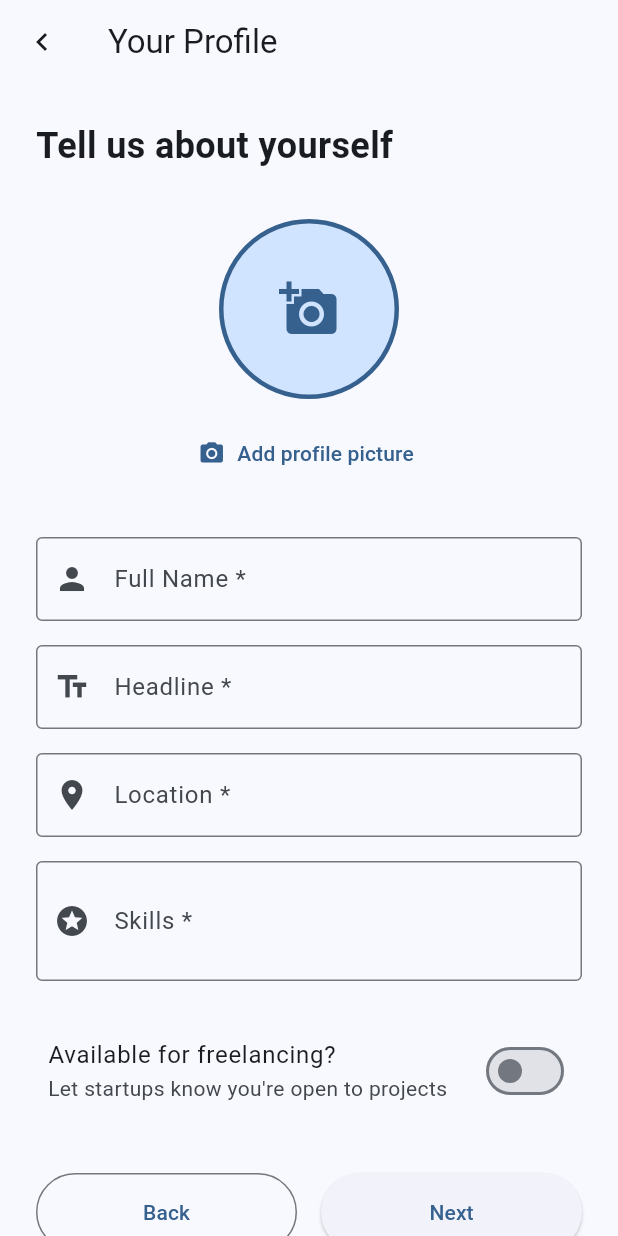
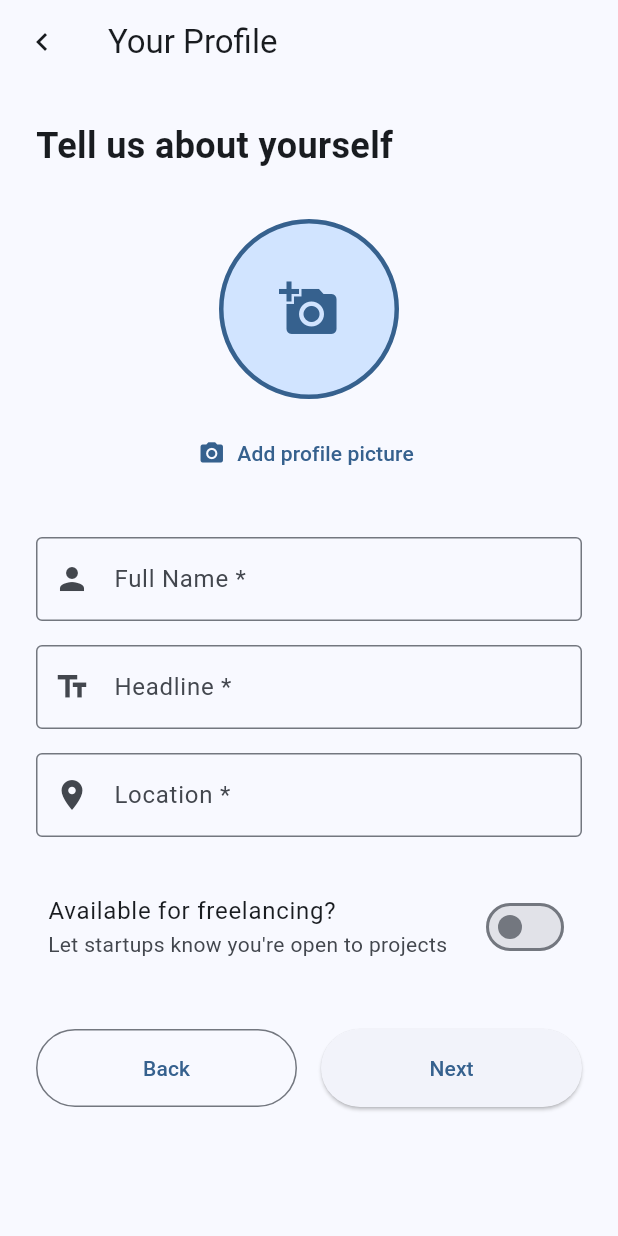
Before and after one commit to plasmidnetwork/startupper, a Flutter app: the CommonOnboardingScreen screen opened by its route, on a phone screen of 412 x 824 dp. Run offline on Flutter 3.47's test engine with Material 3 defaults, Android fonts, the phone set to English and light mode, and no system bars; our stand-ins replace image_picker.

Commit message:
Remove Skills sign-up form.

```diff
--- a/lib/main.dart
+++ b/lib/main.dart
@@ -354,7 +354,6 @@ class _CommonOnboardingScreenState extends State<CommonOnboardingScreen> {
   final _nameController = TextEditingController();
   final _headlineController = TextEditingController();
   final _locationController = TextEditingController();
-  final _skillsController = TextEditingController();
 
   // Track freelancing availability
   bool _availableForFreelancing = false;
@@ -368,7 +367,6 @@ class _CommonOnboardingScreenState extends State<CommonOnboardingScreen> {
     _nameController.dispose();
     _headlineController.dispose();
     _locationController.dispose();
-    _skillsController.dispose();
     super.dispose();
   }
 
@@ -561,19 +559,6 @@ class _CommonOnboardingScreenState extends State<CommonOnboardingScreen> {
                 border: OutlineInputBorder(),
                 prefixIcon: Icon(Icons.location_on),
               ),
-            ),
-            const SizedBox(height: 16),
-
-            // Skills field
-            TextField(
-              controller: _skillsController,
-              decoration: const InputDecoration(
-                labelText: 'Skills *',
-                hintText: 'Enter comma-separated skills',
-                border: OutlineInputBorder(),
-                prefixIcon: Icon(Icons.stars),
-              ),
-              maxLines: 2,
             ),
             const SizedBox(height: 24),
 
```
